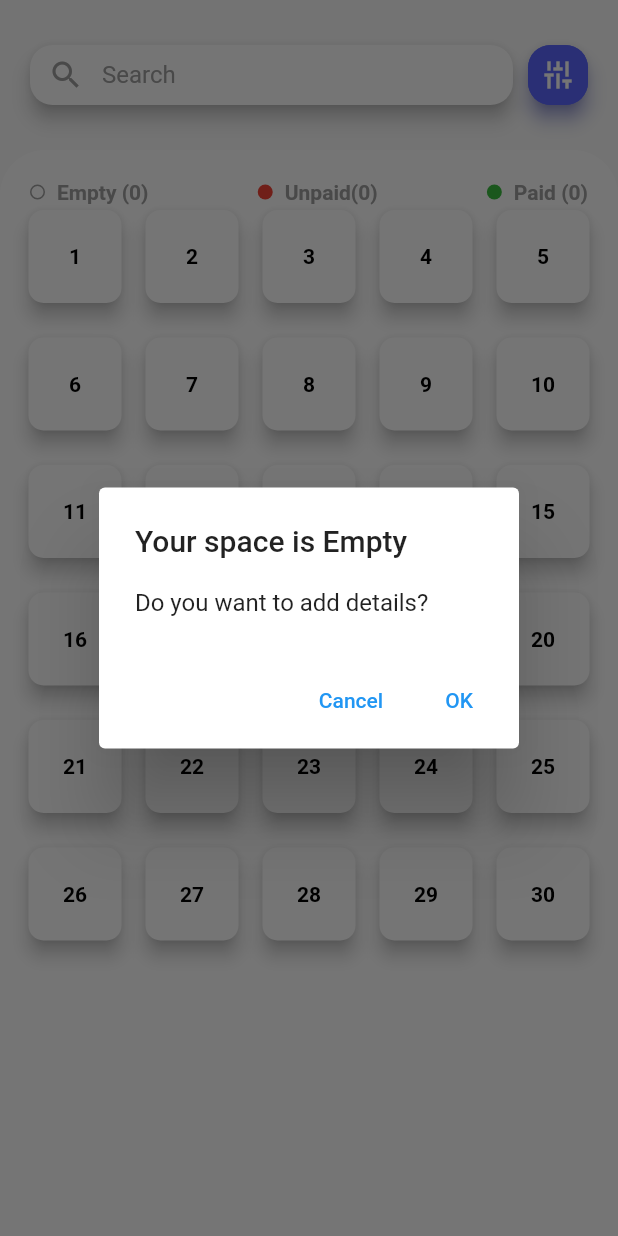
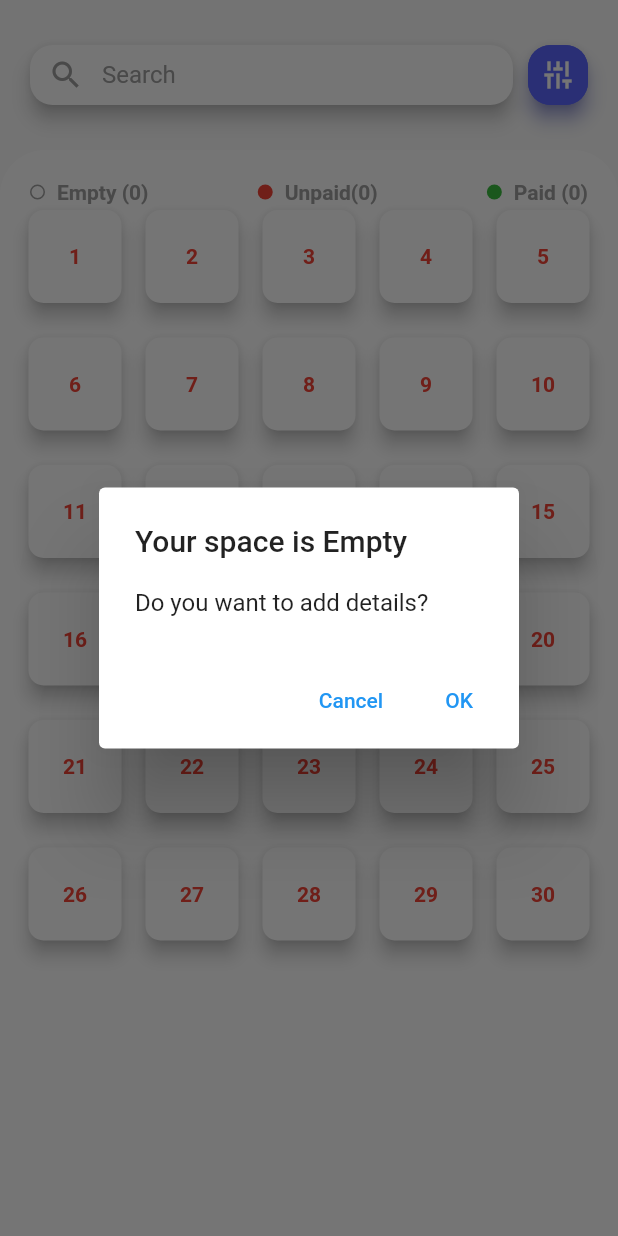
Before and after one commit to rahapal/Rentapp, a Flutter app: the TopBar screen opened directly, after a tap on an icon or button, on a phone screen of 412 x 824 dp. Run offline on Flutter 3.47's test engine with Material 2 defaults, Android fonts, the phone set to English and light mode, and no system bars; our stand-ins replace hive, hive_flutter, percent_indicator, shared_preferences; accounts and stored records are empty.

Commit message:
run mode ok but profile not ok

```diff
--- a/lib/main.dart
+++ b/lib/main.dart
@@ -6,6 +6,7 @@ import 'package:path_provider/path_provider.dart';
 import 'package:provider/provider.dart';
 import 'package:rentapp/model/rentee.dart';
 import 'package:rentapp/route/route.dart';
+import 'package:shared_preferences/shared_preferences.dart';
 
 import 'controller/provider.dart';
 import 'model/property.dart';
@@ -14,13 +15,14 @@ void main() async {
   WidgetsFlutterBinding.ensureInitialized();
 
   Directory directory = await getApplicationDocumentsDirectory();
+  await SharedPreferences.getInstance();
   Hive.init(directory.path);
   Hive.registerAdapter(PropertyAdapter());
   Hive.registerAdapter(RenteeAdapter());
   var Pbox = await Hive.openBox<Property>('property');
   var Rbox = await Hive.openBox<Rentee>('rentee');
 
-  // print(Pbox.values.last);
+  //print(Pbox.values.last);
 
   runApp(
     const RentApp(),
--- a/lib/model/property.dart
+++ b/lib/model/property.dart
@@ -26,7 +26,7 @@ class Property {
   @HiveField(9)
   int index;
   @HiveField(10)
-  String fieldStatus;
+  bool fieldStatus;
 
   Property({
     required this.name,
@@ -39,7 +39,7 @@ class Property {
     required this.propertyId,
     required this.rentee,
     required this.index,
-    this.fieldStatus = 'false',
+    this.fieldStatus = false,
   }) {
     //print("Property Created, status: $status");
   }
--- a/lib/pages/viewpage/bodypart.dart
+++ /dev/null
@@ -1,140 +0,0 @@
-import 'dart:developer';
-
-import 'package:flutter/material.dart';
-import 'package:hive/hive.dart';
-import 'package:provider/provider.dart';
-
-import 'package:rentapp/common/commonbutton.dart';
-import 'package:rentapp/controller/provider.dart';
-import 'package:rentapp/model/property.dart';
-import 'package:rentapp/pages/detailscreen/detailspage.dart';
-
-import 'package:rentapp/pages/filldetailspage/fillpropertydetails.dart';
-import 'package:rentapp/pages/viewpage/bodytoppart.dart';
-
-class BodyPart extends StatefulWidget {
-  const BodyPart({super.key});
-
-  @override
-  State<BodyPart> createState() => _BodyPartState();
-}
-
-class _BodyPartState extends State<BodyPart> {
-  late Box<Property> box;
-
-  @override
-  void initState() {
-    box = Hive.box('property');
-    super.initState();
-  }
-
-  @override
-  Widget build(BuildContext context) {
-    final provider = Provider.of<PropertyProvider>(context);
-    return Expanded(
-      child: Container(
-        width: double.infinity,
-        decoration: const BoxDecoration(
-          borderRadius: BorderRadius.only(
-            topLeft: Radius.circular(30),
-            topRight: Radius.circular(30),
-          ),
-          color: Colors.white,
-        ),
-        child: Column(
-          crossAxisAlignment: CrossAxisAlignment.start,
-          children: [
-            const BodyTopPart(),
-            Expanded(
-              child: Padding(
-                padding: const EdgeInsets.only(left: 15.0, right: 15),
-                child: GridView.builder(
-                  itemCount: provider.isSelected.length,
-                  gridDelegate: const SliverGridDelegateWithFixedCrossAxisCount(
-                    crossAxisCount: 5,
-                    mainAxisSpacing: 15,
-                    crossAxisSpacing: 8,
-                  ),
-                  itemBuilder: (BuildContext context, int index) {
-                    return Padding(
-                      padding: const EdgeInsets.all(4),
-                      child: SizedBox(
-                        height: 100,
-                        width: 100,
-                        child: CustomButton(
-                          shadowColor: Colors.black,
-                          onTap: () {
-                            log('index at show dialog: $index');
-                            showDialog(
-                                context: context,
-                                builder: (context) {
-                                  return AlertDialog(
-                                    title: const Text('Your space is Empty'),
-                                    content: const Text(
-                                        'Do you want to add details?'),
-                                    actions: [
-                                      TextButton(
-                                          onPressed: () {
-                                            Navigator.of(context).pop();
-                                          },
-                                          child: const Text('Cancel')),
-                                      TextButton(
-                                        onPressed: () {
-                                          log('First page before false: $index');
-                                          Navigator.push(
-                                              context,
-                                              MaterialPageRoute(
-                                                  builder: (context) =>
-                                                      FillPropertyDetails(
-                                                          getindex: index)));
-                                        },
-                                        child: const Text('OK'),
-                                      ),
-                                    ],
-                                  );
-                                });
-                            if (provider.isSelected[index] == true &&
-                                index == provider.property[index].index) {
-                              log('First page true: $index');
-                              Navigator.push(
-                                  context,
-                                  MaterialPageRoute(
-                                      builder: (context) => DetailsPage(
-                                          getdetails: provider.getDetails(
-                                              provider
-                                                  .property[index].index))));
-                            }
-                          },
-                          text: (index + 1).toString(),
-                          textColor: provider.isSelected[index] == true
-                              ? Colors.white
-                              : Colors.black,
-                          color: provider.atIndex(index) == null
-                              ? Colors.white
-                              : provider.atIndex(index)!.status == 'empty'
-                                  ? Colors.red
-                                  : Colors.blue,
-                          //     tables.elementAt(index).statusName == 'empty'
-                          //         ? Colors.black
-                          //         : Colors.white,
-                          // color: tables.elementAt(index).statusName == 'paid'
-                          //     ? const Color(0xFF3abd40)
-                          //     : tables.elementAt(index).statusName == 'unpaid'
-                          //         ? const Color(0xFFef4646)
-                          //         : tables.elementAt(index).statusName ==
-                          //                 'empty'
-                          //             ? Colors.white
-                          //             : Colors.white,
-                        ),
-                      ),
-                    );
-                  },
-                ),
-              ),
-            ),
-          ],
-        ),
-      ),
-    );
-  }
-}
--- a/lib/pages/viewpage/topbar.dart
+++ /dev/null
@@ -1,105 +0,0 @@
-import 'package:flutter/material.dart';
-
-import 'bodypart.dart';
-
-class TopBar extends StatefulWidget {
-  const TopBar({super.key});
-
-  @override
-  State<TopBar> createState() => _TopBarState();
-}
-
-class _TopBarState extends State<TopBar> {
-  @override
-  Widget build(BuildContext context) {
-    return Column(
-      crossAxisAlignment: CrossAxisAlignment.start,
-      children: [
-        // const SizedBox(
-        //   height: 25,
-        // ),
-        // Padding(
-        //   padding: const EdgeInsets.only(
-        //     right: 20.0,
-        //     left: 20,
-        //     top: 80,
-        //),
-        //child:
-        Padding(
-          padding: const EdgeInsets.symmetric(vertical: 30, horizontal: 20),
-          child: Row(
-            mainAxisAlignment: MainAxisAlignment.spaceBetween,
-            children: [
-              Expanded(
-                child: SizedBox(
-                  height: 40,
-                  child: PhysicalModel(
-                    borderRadius: BorderRadius.circular(15),
-                    color: Colors.white,
-                    elevation: 5.0,
-                    shadowColor: Colors.black,
-                    child: TextField(
-                      decoration: InputDecoration(
-                        contentPadding: const EdgeInsets.only(top: 7),
-                        hintText: "Search",
-                        hintStyle: const TextStyle(color: Color(0xFF9F9F9F)),
-                        prefixIcon: const Icon(
-                          Icons.search,
-                          color: Color(0xFF9F9F9F),
-                        ),
-                        filled: true,
-                        fillColor: Colors.white.withOpacity(0.13),
-                        enabledBorder: OutlineInputBorder(
-                          borderRadius: BorderRadius.circular(18.0),
-                          borderSide: BorderSide(
-                            color: Colors.white.withOpacity(0.13),
-                          ),
-                        ),
-                        focusedBorder: OutlineInputBorder(
-                          borderRadius: BorderRadius.circular(18.0),
-                          borderSide: BorderSide(
-                            color: Colors.white.withOpacity(0.13),
-                          ),
-                        ),
-                      ),
-                    ),
-                  ),
-                ),
-              ),
-              const SizedBox(
-                width: 10,
-              ),
-              PhysicalModel(
-                borderRadius: BorderRadius.circular(15),
-                color: const Color(0xFF5B67FE),
-                elevation: 5.0,
-                shadowColor: const Color(0xFF5B67FE),
-                child: Container(
-                  decoration: BoxDecoration(
-                    borderRadius: BorderRadius.circular(15),
-                    color: const Color(0xFF5B67FE),
-                  ),
-                  height: 40,
-                  width: 40,
-                  child: RotatedBox(
-                    quarterTurns: 1,
-                    child: IconButton(
-                      onPressed: () {},
-                      icon: const Icon(
-                        Icons.tune,
-                        color: Colors.white,
-                      ),
-                    ),
-                  ),
-                ),
-              ),
-            ],
-            //),
-          ),
-        ),
-
-        const BodyPart(),
-      ],
-    );
-  }
-}
--- a/lib/route/route.dart
+++ b/lib/route/route.dart
@@ -1,8 +1,8 @@
 import 'package:flutter/material.dart';
 
-import 'package:rentapp/pages/bottomnavbar/bottomNavBar.dart';
-import 'package:rentapp/pages/viewpage/pages.dart';
-import 'package:rentapp/pages/viewpage/viewpage.dart';
+import 'package:rentapp/screens/bottomnavbar/bottomNavBar.dart';
+import 'package:rentapp/screens/viewpage/pages.dart';
+import 'package:rentapp/screens/viewpage/viewpage.dart';
 
 class RouteManager {
   static const String home = '/';
--- a/lib/pages/detailscreen/detailspage.dart
+++ b/lib/screens/detailscreen/detailspage.dart
@@ -1,7 +1,7 @@
 import 'package:flutter/material.dart';
 
 import 'package:rentapp/model/property.dart';
-import 'package:rentapp/pages/filldetailspage/fillrenteedetails.dart';
+import 'package:rentapp/screens/filldetailspage/fillrenteedetails.dart';
 import 'package:rentapp/route/route.dart' as route;
 
 import 'historytopbar.dart';
--- a/lib/pages/filldetailspage/fillrenteedetails.dart
+++ b/lib/screens/filldetailspage/fillrenteedetails.dart
@@ -62,7 +62,7 @@ class _FillRenteeDetailsState extends State<FillRenteeDetails> {
                 address: widget.getDetails.address,
                 size: widget.getDetails.size,
                 index: widget.getDetails.index,
-                fieldStatus: '',
+                fieldStatus: widget.getDetails.fieldStatus,
                 rentee: Rentee(
                   renteeId: widget.getDetails.rentee.renteeId,
                   renteeName: _renteeName.text,
--- /dev/null
+++ b/lib/screens/viewpage/bodypart.dart
@@ -0,0 +1,151 @@
+import 'dart:developer';
+
+import 'package:flutter/material.dart';
+import 'package:hive/hive.dart';
+import 'package:provider/provider.dart';
+
+import 'package:rentapp/common/commonbutton.dart';
+import 'package:rentapp/controller/provider.dart';
+import 'package:rentapp/model/property.dart';
+import 'package:rentapp/screens/detailscreen/detailspage.dart';
+
+import 'package:rentapp/screens/filldetailspage/fillpropertydetails.dart';
+import 'package:rentapp/screens/viewpage/bodytoppart.dart';
+
+class BodyPart extends StatefulWidget {
+  const BodyPart({super.key});
+
+  @override
+  State<BodyPart> createState() => _BodyPartState();
+}
+
+class _BodyPartState extends State<BodyPart> {
+  late Box<Property> box;
+
+  @override
+  void initState() {
+    box = Hive.box('property');
+
+    super.initState();
+  }
+
+  @override
+  Widget build(BuildContext context) {
+    return Expanded(
+      child: Container(
+        width: double.infinity,
+        decoration: const BoxDecoration(
+          borderRadius: BorderRadius.only(
+            topLeft: Radius.circular(30),
+            topRight: Radius.circular(30),
+          ),
+          color: Colors.white,
+        ),
+        child: Column(
+          crossAxisAlignment: CrossAxisAlignment.start,
+          children: [
+            const BodyTopPart(),
+            Expanded(
+              child: Padding(
+                padding: const EdgeInsets.only(left: 15.0, right: 15),
+                child:
+                    Consumer<PropertyProvider>(builder: (context, val, child) {
+                  return GridView.builder(
+                    itemCount: 30,
+                    //val.isSelected.length,
+                    gridDelegate:
+                        const SliverGridDelegateWithFixedCrossAxisCount(
+                      crossAxisCount: 5,
+                      mainAxisSpacing: 15,
+                      crossAxisSpacing: 8,
+                    ),
+                    itemBuilder: (BuildContext context, int index) {
+                      return Padding(
+                        padding: const EdgeInsets.all(4),
+                        child: SizedBox(
+                          height: 100,
+                          width: 100,
+                          child: CustomButton(
+                            shadowColor: Colors.black,
+                            onTap: () {
+                              log('index at show dialog: $index');
+                              if (context
+                                      .read<PropertyProvider>()
+                                      .atIndex(index) ==
+                                  null) {
+                                showDialog(
+                                    context: context,
+                                    builder: (context) {
+                                      return AlertDialog(
+                                        title: Text('Your space is Empty'),
+                                        content: const Text(
+                                            'Do you want to add details?'),
+                                        actions: [
+                                          TextButton(
+                                              onPressed: () {
+                                                Navigator.of(context).pop();
+                                              },
+                                              child: const Text('Cancel')),
+                                          TextButton(
+                                            onPressed: () {
+                                              log('First page before false: $index');
+                                              Navigator.push(
+                                                  context,
+                                                  MaterialPageRoute(
+                                                      builder: (context) =>
+                                                          FillPropertyDetails(
+                                                              getindex:
+                                                                  index)));
+                                            },
+                                            child: const Text('OK'),
+                                          ),
+                                        ],
+                                      );
+                                    });
+                              }
+
+                              if (val.property[index].fieldStatus == true &&
+                                  index == val.property[index].index) {
+                                Navigator.push(
+                                  context,
+                                  MaterialPageRoute(
+                                    builder: (context) => DetailsPage(
+                                      getdetails: context
+                                          .read<PropertyProvider>()
+                                          .getDetails(context
+                                              .read<PropertyProvider>()
+                                              .property[index]
+                                              .index),
+                                    ),
+                                  ),
+                                );
+                              }
+                            },
+                            text: (index + 1).toString(),
+                            textColor:
+                                // val.property[index].fieldStatus == true
+                                //?
+                                Colors.red,
+                            //:
+                            // Colors.blue,
+                            color: val.atIndex(index) == null
+                                ? Colors.white
+                                : val.property[index].fieldStatus == true
+                                    ? Colors.black
+                                    : val.property[index].propertyId.isEmpty
+                                        ? Colors.white
+                                        : Colors.black,
+                          ),
+                        ),
+                      );
+                    },
+                  );
+                }),
+              ),
+            ),
+          ],
+        ),
+      ),
+    );
+  }
+}
--- /dev/null
+++ b/lib/screens/viewpage/topbar.dart
@@ -0,0 +1,107 @@
+import 'package:flutter/material.dart';
+
+import 'bodypart.dart';
+
+class TopBar extends StatefulWidget {
+  const TopBar({super.key});
+
+  @override
+  State<TopBar> createState() => _TopBarState();
+}
+
+class _TopBarState extends State<TopBar> {
+  @override
+  Widget build(BuildContext context) {
+    return Scaffold(
+      body: Column(
+        crossAxisAlignment: CrossAxisAlignment.start,
+        children: [
+          // const SizedBox(
+          //   height: 25,
+          // ),
+          // Padding(
+          //   padding: const EdgeInsets.only(
+          //     right: 20.0,
+          //     left: 20,
+          //     top: 80,
+          //),
+          //child:
+          Padding(
+            padding: const EdgeInsets.symmetric(vertical: 30, horizontal: 20),
+            child: Row(
+              mainAxisAlignment: MainAxisAlignment.spaceBetween,
+              children: [
+                Expanded(
+                  child: SizedBox(
+                    height: 40,
+                    child: PhysicalModel(
+                      borderRadius: BorderRadius.circular(15),
+                      color: Colors.white,
+                      elevation: 5.0,
+                      shadowColor: Colors.black,
+                      child: TextField(
+                        decoration: InputDecoration(
+                          contentPadding: const EdgeInsets.only(top: 7),
+                          hintText: "Search",
+                          hintStyle: const TextStyle(color: Color(0xFF9F9F9F)),
+                          prefixIcon: const Icon(
+                            Icons.search,
+                            color: Color(0xFF9F9F9F),
+                          ),
+                          filled: true,
+                          fillColor: Colors.white.withOpacity(0.13),
+                          enabledBorder: OutlineInputBorder(
+                            borderRadius: BorderRadius.circular(18.0),
+                            borderSide: BorderSide(
+                              color: Colors.white.withOpacity(0.13),
+                            ),
+                          ),
+                          focusedBorder: OutlineInputBorder(
+                            borderRadius: BorderRadius.circular(18.0),
+                            borderSide: BorderSide(
+                              color: Colors.white.withOpacity(0.13),
+                            ),
+                          ),
+                        ),
+                      ),
+                    ),
+                  ),
+                ),
+                const SizedBox(
+                  width: 10,
+                ),
+                PhysicalModel(
+                  borderRadius: BorderRadius.circular(15),
+                  color: const Color(0xFF5B67FE),
+                  elevation: 5.0,
+                  shadowColor: const Color(0xFF5B67FE),
+                  child: Container(
+                    decoration: BoxDecoration(
+                      borderRadius: BorderRadius.circular(15),
+                      color: const Color(0xFF5B67FE),
+                    ),
+                    height: 40,
+                    width: 40,
+                    child: RotatedBox(
+                      quarterTurns: 1,
+                      child: IconButton(
+                        onPressed: () {},
+                        icon: const Icon(
+                          Icons.tune,
+                          color: Colors.white,
+                        ),
+                      ),
+                    ),
+                  ),
+                ),
+              ],
+              //),
+            ),
+          ),
+
+          const BodyPart(),
+        ],
+      ),
+    );
+  }
+}
--- a/lib/pages/viewpage/viewpage.dart
+++ b/lib/screens/viewpage/viewpage.dart
@@ -1,5 +1,5 @@
 import 'package:flutter/material.dart';
-import 'package:rentapp/pages/viewpage/topbar.dart';
+import 'package:rentapp/screens/viewpage/topbar.dart';
 
 class ViewPage extends StatelessWidget {
   const ViewPage({super.key});
```
Also changed, not shown: lib/controller/provider.dart (+45 -18 lines), lib/screens/bottomnavbar/bottomNavBar.dart (renamed from lib/pages/bottomnavbar/BottomNavBar.dart, +12 -3 lines), lib/screens/filldetailspage/fillpropertydetails.dart (renamed from lib/pages/filldetailspage/fillpropertydetails.dart, +4 -4 lines), lib/model/property.g.dart, lib/screens/detailscreen/historytopbar.dart (renamed from lib/pages/detailscreen/historytopbar.dart), lib/screens/detailscreen/paymenthistory.dart (renamed from lib/pages/detailscreen/paymenthistory.dart), lib/screens/detailscreen/piechart.dart (renamed from lib/pages/detailscreen/piechart.dart), lib/screens/detailscreen/rentedpropertydetails.dart (renamed from lib/pages/detailscreen/rentedpropertydetails.dart), lib/screens/detailscreen/userdetail.dart (renamed from lib/pages/detailscreen/userdetail.dart), lib/screens/viewpage/bodytoppart.dart (renamed from lib/pages/viewpage/bodytoppart.dart), lib/screens/viewpage/pages.dart (renamed from lib/pages/viewpage/pages.dart).
